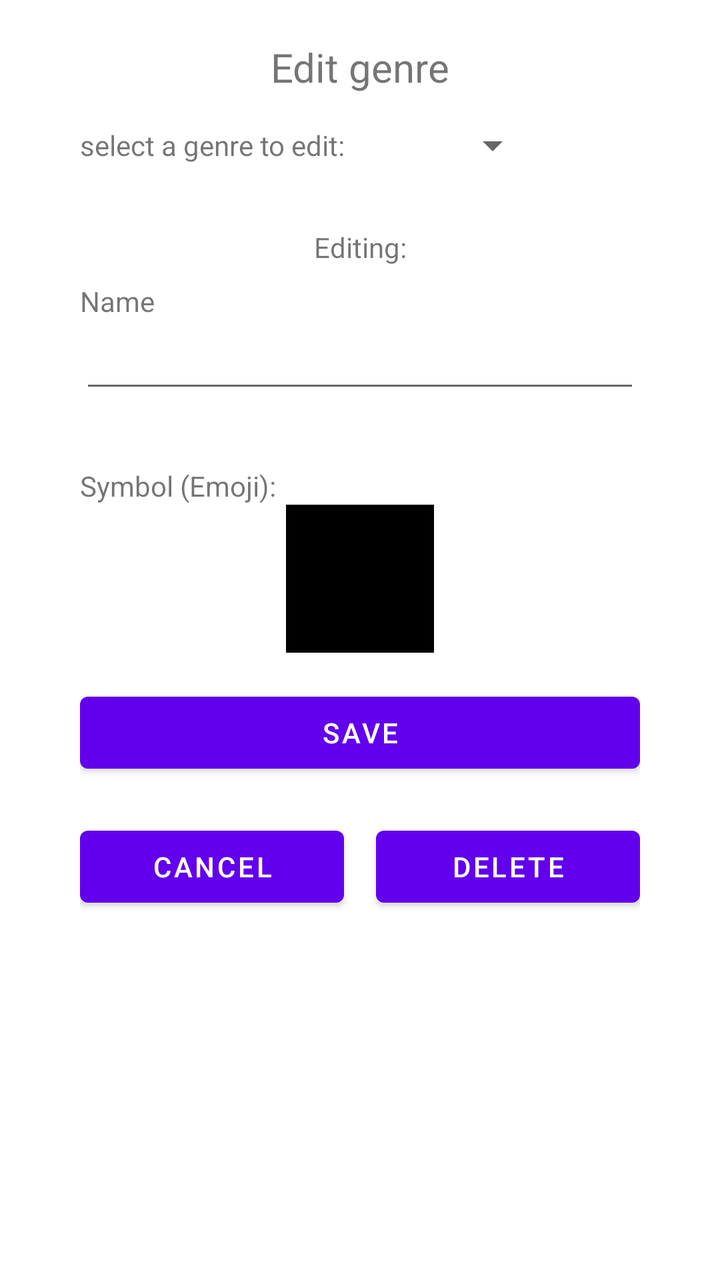
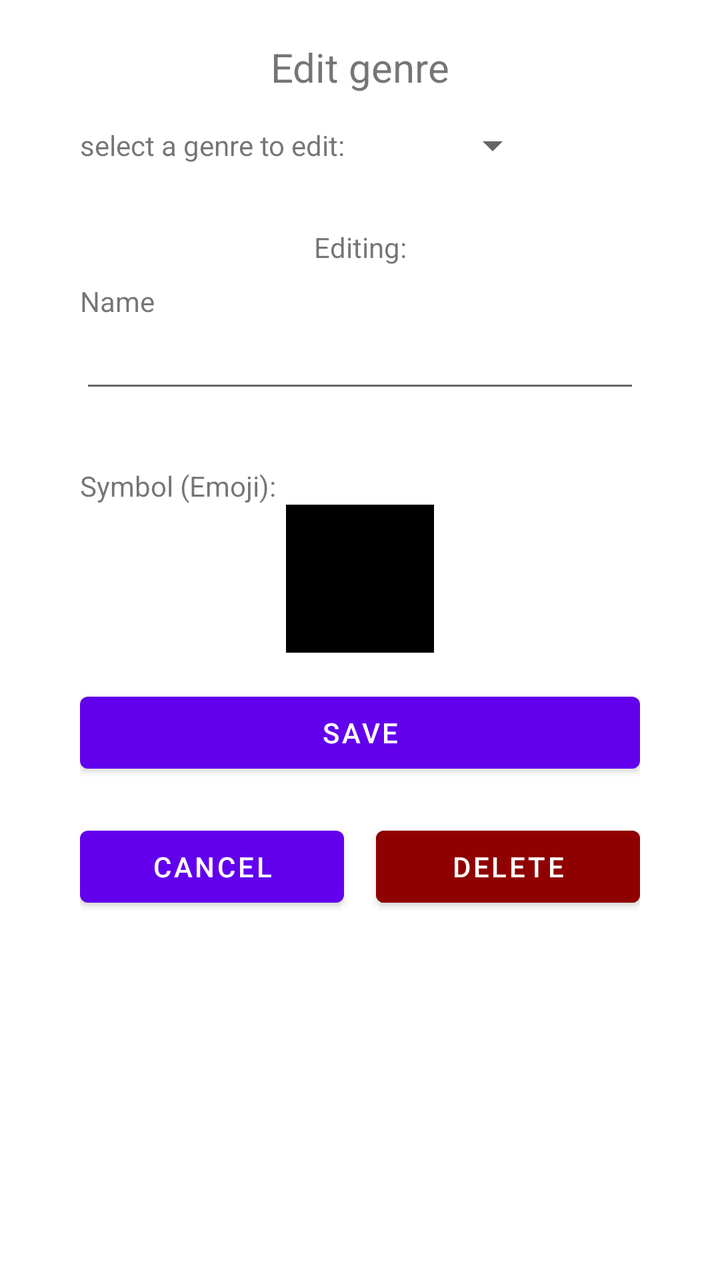

Before-and-after screenshots of an Android layout around one commit, followed by the original layout XML and the change that was made.
<!-- AndroidManifest.xml: application theme Theme.KirjaSovellus -->
<!-- res/layout/fragment_edit_genre.xml -->
<?xml version="1.0" encoding="utf-8"?>
<ScrollView xmlns:android="http://schemas.android.com/apk/res/android"
    xmlns:app="http://schemas.android.com/apk/res-auto"
    xmlns:tools="http://schemas.android.com/tools"
    android:layout_width="match_parent"
    android:layout_height="match_parent">

    <androidx.constraintlayout.widget.ConstraintLayout
        android:layout_width="match_parent"
        android:layout_height="wrap_content"
        android:paddingHorizontal="40dp"
        android:paddingVertical="20dp"
        tools:context=".tabBooks.EditGenreFragment">

        <TextView
            android:id="@+id/textView7"
            android:layout_width="wrap_content"
            android:layout_height="wrap_content"
            android:text="@string/edit_genre_header"
            android:textSize="20sp"
            app:layout_constraintEnd_toEndOf="parent"
            app:layout_constraintStart_toStartOf="parent"
            app:layout_constraintTop_toTopOf="parent" />

        <TextView
            android:id="@+id/textView8"
            android:layout_width="0dp"
            android:layout_height="wrap_content"
            android:layout_marginTop="16dp"
            android:text="@string/edit_genre_select_a_genre"
            app:layout_constraintStart_toStartOf="parent"
            app:layout_constraintTop_toBottomOf="@+id/textView7" />

        <Spinner
            android:id="@+id/genreSelect"
            android:layout_width="wrap_content"
            android:layout_height="wrap_content"
            app:layout_constraintBottom_toBottomOf="@+id/textView8"
            app:layout_constraintEnd_toEndOf="parent"
            app:layout_constraintStart_toEndOf="@+id/textView8"
            app:layout_constraintTop_toTopOf="@+id/textView8" />

        <TextView
            android:id="@+id/textView9"
            android:layout_width="wrap_content"
            android:layout_height="wrap_content"
            android:layout_marginTop="8dp"
            android:text="@string/edit_genre_name"
            app:layout_constraintStart_toStartOf="@+id/textView8"
            app:layout_constraintTop_toBottomOf="@+id/textView10" />

        <TextView
            android:id="@+id/textView10"
            android:layout_width="wrap_content"
            android:layout_height="wrap_content"
            android:layout_marginTop="32dp"
            android:text="@string/edit_genre_editing"
            app:layout_constraintEnd_toEndOf="parent"
            app:layout_constraintStart_toStartOf="parent"
            app:layout_constraintTop_toBottomOf="@+id/textView8" />

        <EditText
            android:id="@+id/etGenreNameEdit"
            android:layout_width="0dp"
            android:layout_height="wrap_content"
            android:ems="10"
            android:inputType="textPersonName"
            app:layout_constraintEnd_toEndOf="parent"
            app:layout_constraintStart_toStartOf="@+id/textView9"
            app:layout_constraintTop_toBottomOf="@+id/textView9" />

        <TextView
            android:id="@+id/textView11"
            android:layout_width="wrap_content"
            android:layout_height="wrap_content"
            android:layout_marginTop="32dp"
            android:text="@string/edit_genre_symbol"
            app:layout_constraintStart_toStartOf="@+id/textView9"
            app:layout_constraintTop_toBottomOf="@+id/etGenreNameEdit" />

        <EditText
            android:id="@+id/etEmojiEdit"
            android:layout_width="74dp"
            android:layout_height="74dp"
            android:background="#000000"
            android:cursorVisible="false"
            android:ems="10"
            android:fontFamily="monospace"
            android:inputType="textPersonName"
            android:textAlignment="center"
            android:textSize="60sp"
            android:textStyle="bold"
            app:layout_constraintEnd_toEndOf="parent"
            app:layout_constraintStart_toStartOf="@+id/textView11"
            app:layout_constraintTop_toBottomOf="@+id/textView11" />

        <Button
            android:id="@+id/btnSaveGenreEdit"
            android:layout_width="0dp"
            android:layout_height="wrap_content"
            android:layout_marginTop="16dp"
            android:text="@string/save"
            app:layout_constraintEnd_toEndOf="parent"
            app:layout_constraintStart_toStartOf="parent"
            app:layout_constraintTop_toBottomOf="@+id/etEmojiEdit" />

        <TextView
            android:id="@+id/tvErrorMsgEdit"
            android:layout_width="wrap_content"
            android:layout_height="wrap_content"
            android:textColor="#FF0000"
            app:layout_constraintEnd_toEndOf="@+id/btnSaveGenreEdit"
            app:layout_constraintStart_toStartOf="@+id/btnSaveGenreEdit"
            app:layout_constraintTop_toBottomOf="@+id/btnSaveGenreEdit" />

        <Button
            android:id="@+id/btnCancel"
            android:layout_width="0dp"
            android:layout_height="wrap_content"
            android:text="@string/cancel"
            app:layout_constraintEnd_toStartOf="@+id/btnDeleteGenre"
            app:layout_constraintHorizontal_bias="0.5"
            app:layout_constraintStart_toStartOf="parent"
            app:layout_constraintTop_toBottomOf="@+id/tvErrorMsgEdit" />

        <Button
            android:id="@+id/btnDeleteGenre"
            android:layout_width="0dp"
            android:layout_height="wrap_content"
            android:layout_marginStart="16dp"
            android:text="@string/delete"
            app:layout_constraintEnd_toEndOf="parent"
            app:layout_constraintHorizontal_bias="0.5"
            app:layout_constraintStart_toEndOf="@+id/btnCancel"
            app:layout_constraintTop_toTopOf="@+id/btnCancel" />

    </androidx.constraintlayout.widget.ConstraintLayout>
</ScrollView>
<!-- resources referenced by this layout -->
<resources>
  <string name="cancel">Cancel</string>
  
      //Data
  <string name="delete">Delete</string>
  <string name="edit_genre_editing">Editing:</string>
  <string name="edit_genre_header">Edit genre</string>
  <string name="edit_genre_name">Name</string>
  <string name="edit_genre_select_a_genre">select a genre to edit:</string>
  <string name="edit_genre_symbol">"Symbol (Emoji): "</string>
  
      //Today
  <string name="save">Save</string>
  <style name="Theme.KirjaSovellus" parent="Theme.MaterialComponents.DayNight.DarkActionBar">
          
          <item name="colorPrimary">@color/purple_500</item>
          <item name="colorPrimaryVariant">@color/purple_700</item>
          <item name="colorOnPrimary">@color/white</item>
          
          <item name="colorSecondary">@color/teal_200</item>
          <item name="colorSecondaryVariant">@color/teal_700</item>
          <item name="colorOnSecondary">@color/black</item>
          
          <item name="android:statusBarColor" tools:targetApi="l">?attr/colorPrimaryVariant</item>
          
          <item name="windowNoTitle">true</item>
          <item name="windowActionBar">false</item>
      </style>
  <color name="purple_500">#FF6200EE</color>
  <color name="purple_700">#FF3700B3</color>
  <color name="white">#FFFFFFFF</color>
  <color name="teal_200">#FF03DAC5</color>
  <color name="teal_700">#FF018786</color>
  <color name="black">#FF000000</color>
</resources>

<!-- the commit's change to res/layout/fragment_edit_genre.xml (unified diff, before → after) -->
@@ -128,6 +128,7 @@
             android:layout_width="0dp"
             android:layout_height="wrap_content"
             android:layout_marginStart="16dp"
+            android:backgroundTint="#8F0000"
             android:text="@string/delete"
             app:layout_constraintEnd_toEndOf="parent"
             app:layout_constraintHorizontal_bias="0.5"
<!-- resource entries referenced after the edit -->
@@ -1,8 +1,6 @@
 <!-- resources referenced by this layout -->
 <resources>
   <string name="cancel">Cancel</string>
-  
-      //Data
   <string name="delete">Delete</string>
   <string name="edit_genre_editing">Editing:</string>
   <string name="edit_genre_header">Edit genre</string>
